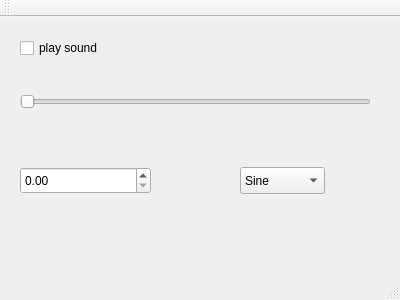
Above: mainwindow.ui from vsicurella/CS490_Final before the change. Below: the same form after it.
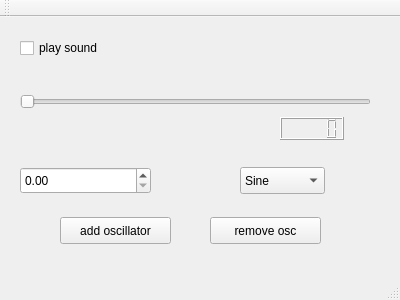
That is the form after the change.

Commit message: [CRASH] Implemented Oscillators but have not tested them.

Diff of the .ui file:
```diff
--- a/mainwindow.ui
+++ b/mainwindow.ui
@@ -89,6 +89,42 @@
      </property>
     </item>
    </widget>
+   <widget class="QPushButton" name="addBtn">
+    <property name="geometry">
+     <rect>
+      <x>60</x>
+      <y>200</y>
+      <width>111</width>
+      <height>27</height>
+     </rect>
+    </property>
+    <property name="text">
+     <string>add oscillator</string>
+    </property>
+   </widget>
+   <widget class="QPushButton" name="removeBtn">
+    <property name="geometry">
+     <rect>
+      <x>210</x>
+      <y>200</y>
+      <width>111</width>
+      <height>27</height>
+     </rect>
+    </property>
+    <property name="text">
+     <string>remove osc</string>
+    </property>
+   </widget>
+   <widget class="QLCDNumber" name="lcdNumber">
+    <property name="geometry">
+     <rect>
+      <x>280</x>
+      <y>100</y>
+      <width>64</width>
+      <height>23</height>
+     </rect>
+    </property>
+   </widget>
   </widget>
   <widget class="QMenuBar" name="menuBar">
    <property name="geometry">
```
The commit also changes 10 other files.
